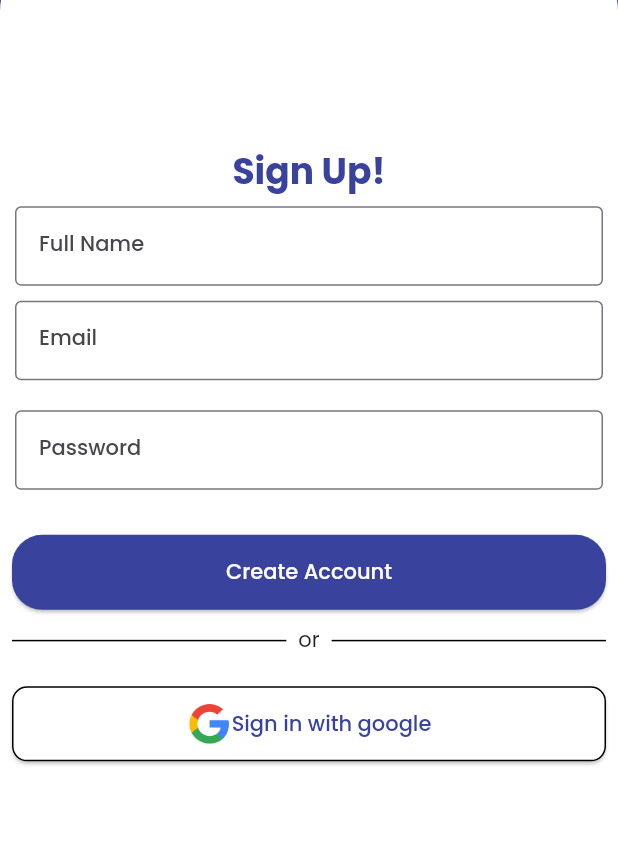
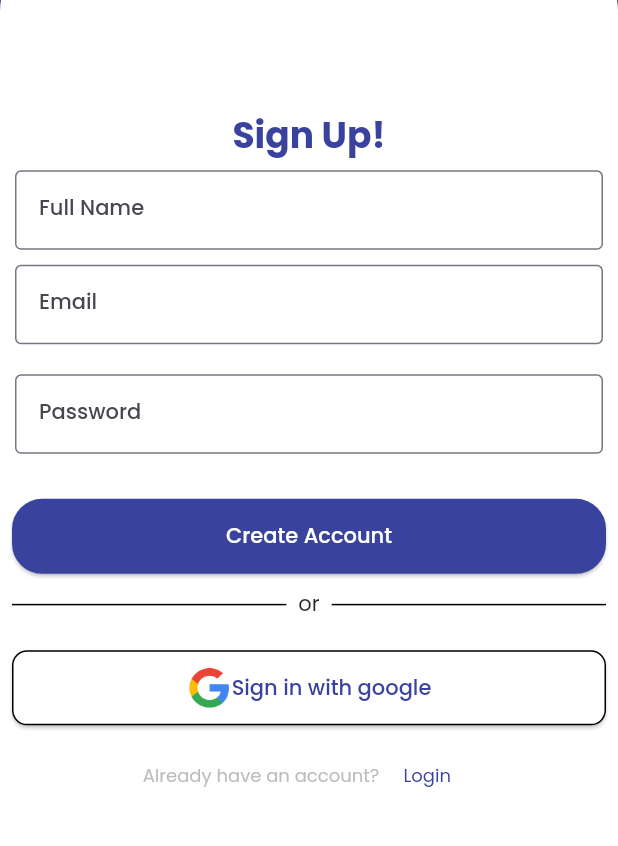
Before and after one commit to joshnyaga/smart-budget, a Flutter app: the RegisterScreen screen opened directly, on a phone screen of 412 x 824 dp, the part 296-1142 px from its top. Run offline on Flutter 3.47's test engine with Material 2 defaults, Android fonts, the phone set to English and light mode, and no system bars; our stand-ins replace flutter_native_splash, google_fonts.

Commit message:
Adding a login link to register

```diff
--- a/lib/screens/auth/register_screen.dart
+++ b/lib/screens/auth/register_screen.dart
@@ -174,7 +174,30 @@ class _RegisterScreenState extends State<RegisterScreen> {
                                     )
                               ),
                             ),
-                            )
+                            ),
+                            Row(
+                              mainAxisAlignment: MainAxisAlignment.center,
+                              children: [
+                                Text(
+                                  "Already have an account?",
+                                  style: TextStyle(
+                                      fontWeight: FontWeight.w400,
+                                      fontSize: 12,
+                                      color: Colors.grey[400]),
+                                ),
+                                TextButton(
+                                    onPressed: () => {
+                                      Navigator.push(context,MaterialPageRoute(builder: (context) => LoginScreen()))
+                                    },
+                                    child: const Text(
+                                      "Login",
+                                      style: TextStyle(
+                                          color: Color(constants.MAIN_COLOR),
+                                          fontSize: 12,
+                                          fontWeight: FontWeight.w400),
+                                    ))
+                              ],
+                            ),
                           ],
                         ),
                       ),
```
